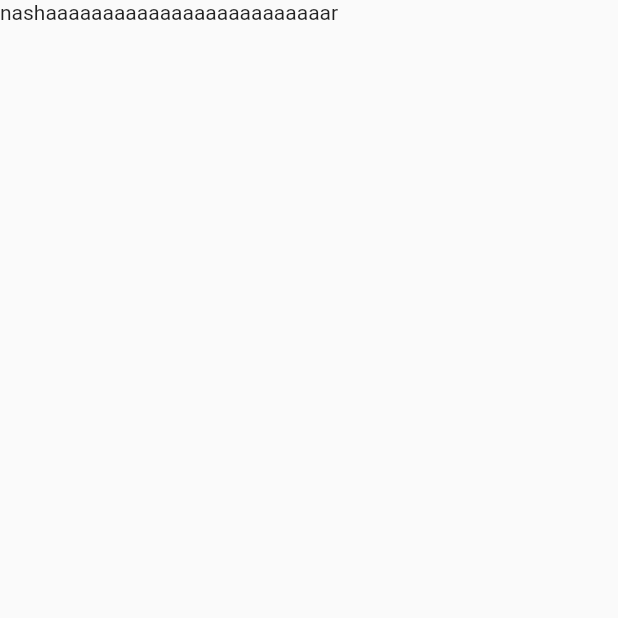
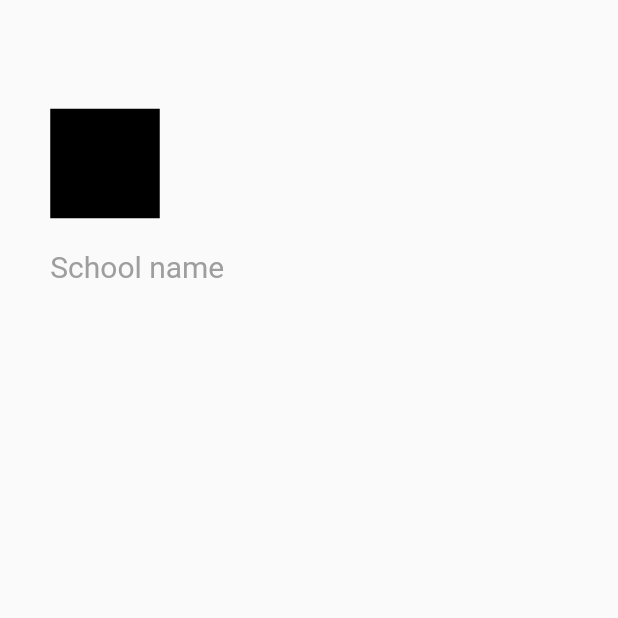
Before and after one commit to muhammads97/school-system, a Flutter app: the screen it shows after launch, on a phone screen of 412 x 824 dp, the top half of it. Run offline on Flutter 3.47's test engine with Material 2 defaults, Android fonts, the phone set to English and light mode, and no system bars; Roboto replaces fonts that are missing (geoma).

Commit message:
edit login

```diff
--- a/Mobile/mobile_app/login/lib/login.dart
+++ b/Mobile/mobile_app/login/lib/login.dart
@@ -24,7 +24,40 @@ class LoginState extends State<LoginPage> {
   Widget _getScuffold(){
     return new Scaffold(
       // your code
-      body: new Text("nashaaaaaaaaaaaaaaaaaaaaaaaaar")
+      body: new Container(
+        alignment: Alignment.topCenter,
+        child: new ListView(
+          children: <Widget>[
+            new Padding(padding: EdgeInsets.only(top:72.5),),
+                  new Container(
+                    alignment: Alignment.topLeft,
+                    child:  new Container(
+                      margin: EdgeInsets.only(left: 33.5),
+                      width: 73.0,
+                      height: 73.0,
+                      color: Colors.black,
+                    ) ),
+
+
+
+                    new Padding(padding: EdgeInsets.all(10.5 ),),
+                    new Container(
+                      margin: EdgeInsets.only(left: 33.5),
+                      child: new Text("School name",style: new TextStyle(
+                      fontSize: 20.0,
+                      fontFamily: 'geoma',
+                      color: Colors.grey,
+                    )  ,
+                    )
+                   )
+
+
+
+
+          ],
+
+        ),
+      ),
     );
   }
 }
```
